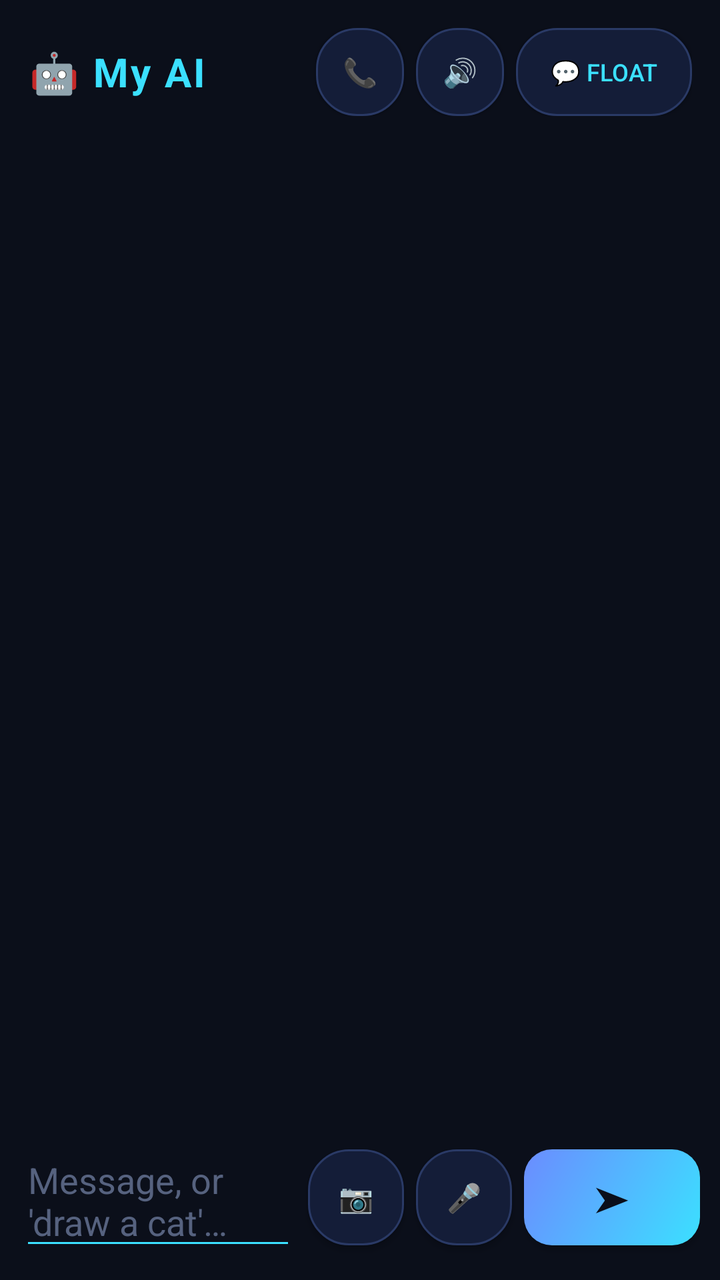
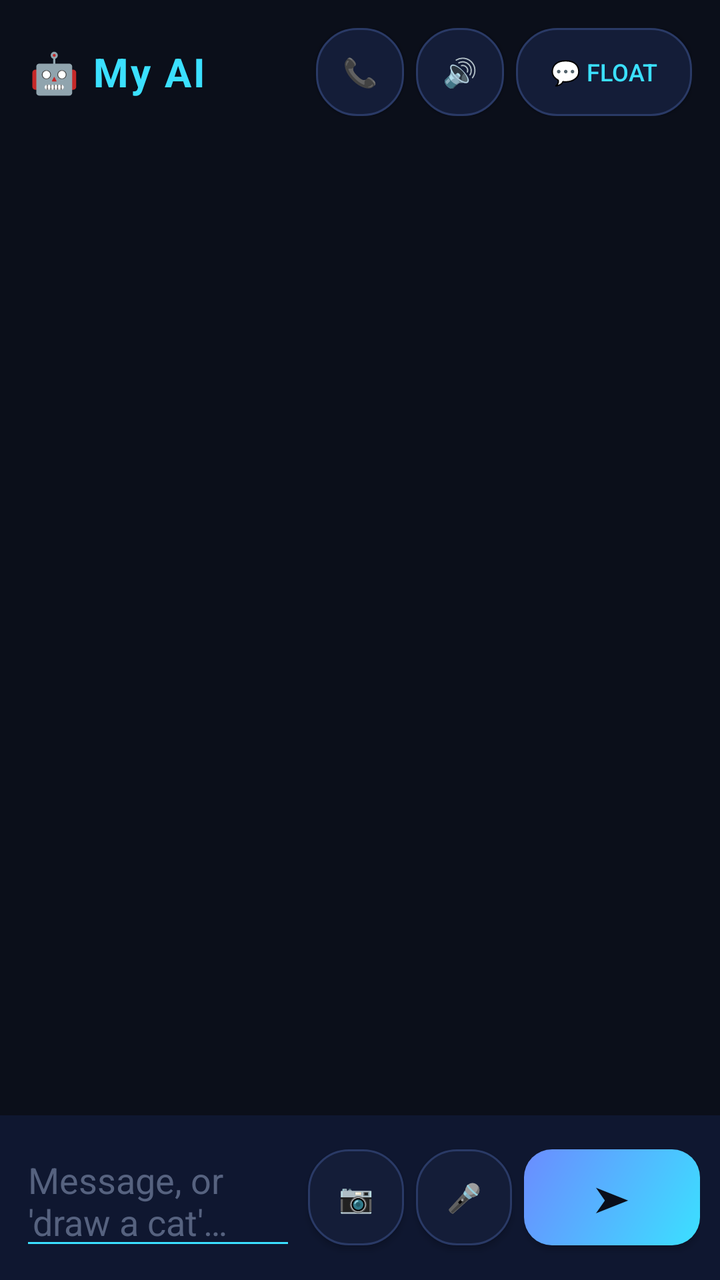

An Android layout rendered at two revisions. The XML below is the earlier revision; the diff shows what the commit changed to produce the second picture.
<!-- AndroidManifest.xml: application theme Theme.MyAI -->
<!-- res/layout/activity_chat.xml -->
<?xml version="1.0" encoding="utf-8"?>
<LinearLayout xmlns:android="http://schemas.android.com/apk/res/android"
    android:layout_width="match_parent"
    android:layout_height="match_parent"
    android:orientation="vertical"
    android:background="#0B0F1A">

    
    <LinearLayout
        android:layout_width="match_parent"
        android:layout_height="wrap_content"
        android:orientation="horizontal"
        android:gravity="center_vertical"
        android:padding="14dp">
        <TextView android:id="@+id/title"
            android:layout_width="0dp" android:layout_height="wrap_content" android:layout_weight="1"
            android:text="🤖 My AI" android:textColor="#3BE0FF" android:textSize="20sp"
            android:textStyle="bold" android:letterSpacing="0.05" />
        <Button android:id="@+id/callBtn" android:layout_width="44dp" android:layout_height="44dp"
            android:text="📞" android:background="@drawable/chip_off" />
        <Button android:id="@+id/muteBtn" android:layout_width="44dp" android:layout_height="44dp"
            android:text="🔊" android:background="@drawable/chip_off" android:layout_marginStart="6dp" />
        <Button android:id="@+id/bubbleBtn" android:layout_width="wrap_content" android:layout_height="44dp"
            android:text="💬 Float" android:textSize="12sp" android:textColor="#3BE0FF"
            android:background="@drawable/chip_off" android:layout_marginStart="6dp" />
    </LinearLayout>

    
    <LinearLayout android:id="@+id/switcher"
        android:layout_width="match_parent" android:layout_height="wrap_content"
        android:orientation="horizontal" android:padding="8dp" android:weightSum="3"
        android:visibility="gone">
        <Button android:id="@+id/studentBtn"
            android:layout_width="0dp" android:layout_weight="1" android:layout_height="44dp"
            android:text="🎓" android:background="@drawable/chip_off" android:textColor="#9Fb0d0"
            android:layout_marginEnd="3dp" />
        <Button android:id="@+id/businessBtn"
            android:layout_width="0dp" android:layout_weight="1" android:layout_height="44dp"
            android:text="💼" android:background="@drawable/chip_off" android:textColor="#9Fb0d0"
            android:layout_marginStart="3dp" android:layout_marginEnd="3dp" />
        <Button android:id="@+id/dailyBtn"
            android:layout_width="0dp" android:layout_weight="1" android:layout_height="44dp"
            android:text="🌟" android:background="@drawable/chip_off" android:textColor="#9Fb0d0"
            android:layout_marginStart="3dp" />
    </LinearLayout>

    
    <HorizontalScrollView
        android:layout_width="match_parent" android:layout_height="wrap_content"
        android:scrollbars="none" android:paddingStart="8dp" android:paddingEnd="8dp"
        android:paddingBottom="6dp">
        <LinearLayout android:id="@+id/toolkit"
            android:layout_width="wrap_content" android:layout_height="wrap_content"
            android:orientation="horizontal" />
    </HorizontalScrollView>

    
    <ScrollView android:id="@+id/scroll"
        android:layout_width="match_parent" android:layout_height="0dp" android:layout_weight="1"
        android:padding="8dp">
        <LinearLayout android:id="@+id/messages"
            android:layout_width="match_parent" android:layout_height="wrap_content"
            android:orientation="vertical" />
    </ScrollView>

    
    <LinearLayout
        android:layout_width="match_parent" android:layout_height="wrap_content"
        android:orientation="horizontal" android:padding="10dp" android:gravity="center_vertical">
        <EditText android:id="@+id/input"
            android:layout_width="0dp" android:layout_height="wrap_content" android:layout_weight="1"
            android:hint="Message, or 'draw a cat'…" android:textColor="#E6EEFF" android:textColorHint="#56627F"
            android:backgroundTint="#3BE0FF" android:maxLines="4" android:inputType="textCapSentences|textMultiLine" />
        <Button android:id="@+id/photoBtn" android:layout_width="48dp" android:layout_height="48dp"
            android:text="📷" android:background="@drawable/chip_off" android:layout_marginStart="6dp" />
        <Button android:id="@+id/micBtn" android:layout_width="48dp" android:layout_height="48dp"
            android:text="🎤" android:background="@drawable/chip_off" android:layout_marginStart="6dp" />
        <Button android:id="@+id/sendBtn" android:layout_width="wrap_content" android:layout_height="48dp"
            android:text="➤" android:textSize="18sp" android:background="@drawable/btn_send"
            android:textColor="#0A0E1A" android:layout_marginStart="6dp" />
    </LinearLayout>
</LinearLayout>
<!-- resources referenced by this layout -->
<resources>
  <!-- drawable btn_send (drawable) -->
  <?xml version="1.0" encoding="utf-8"?>
  <shape xmlns:android="http://schemas.android.com/apk/res/android" android:shape="rectangle">
      <gradient android:angle="135" android:startColor="#3BE0FF" android:endColor="#6B8CFF" />
      <corners android:radius="14dp" />
  </shape>
  <!-- drawable chip_off (drawable) -->
  <?xml version="1.0" encoding="utf-8"?>
  <shape xmlns:android="http://schemas.android.com/apk/res/android" android:shape="rectangle">
      <solid android:color="#141d38" />
      <stroke android:width="1dp" android:color="#2a3a66" />
      <corners android:radius="20dp" />
  </shape>
  <style name="Theme.MyAI" parent="Theme.Material3.DayNight.NoActionBar">
          <item name="colorPrimary">#3BE0FF</item>
          <item name="android:windowBackground">#0B0F1A</item>
          <item name="android:statusBarColor">#0B0F1A</item>
      </style>
</resources>

<!-- the commit's change to res/layout/activity_chat.xml (unified diff, before → after) -->
@@ -66,7 +66,8 @@
     
     <LinearLayout
         android:layout_width="match_parent" android:layout_height="wrap_content"
-        android:orientation="horizontal" android:padding="10dp" android:gravity="center_vertical">
+        android:orientation="horizontal" android:padding="10dp" android:gravity="center_vertical"
+        android:background="#0F1730">
         <EditText android:id="@+id/input"
             android:layout_width="0dp" android:layout_height="wrap_content" android:layout_weight="1"
             android:hint="Message, or 'draw a cat'…" android:textColor="#E6EEFF" android:textColorHint="#56627F"
<!-- resource entries referenced after the edit -->
@@ -13,10 +13,16 @@
       <stroke android:width="1dp" android:color="#2a3a66" />
       <corners android:radius="20dp" />
   </shape>
-  <style name="Theme.MyAI" parent="Theme.Material3.DayNight.NoActionBar">
+  <style name="Theme.MyAI" parent="Theme.Material3.Dark.NoActionBar">
           <item name="colorPrimary">#3BE0FF</item>
+          <item name="colorOnPrimary">#06121F</item>
           <item name="android:windowBackground">#0B0F1A</item>
           <item name="android:statusBarColor">#0B0F1A</item>
+          <item name="android:navigationBarColor">#0B0F1A</item>
+          <item name="colorSurface">#0B0F1A</item>
+          <item name="colorOnSurface">#E6EEFF</item>
+          <item name="android:textColorPrimary">#E6EEFF</item>
+          <item name="android:textColorHint">#56627F</item>
       </style>
 </resources>
 
